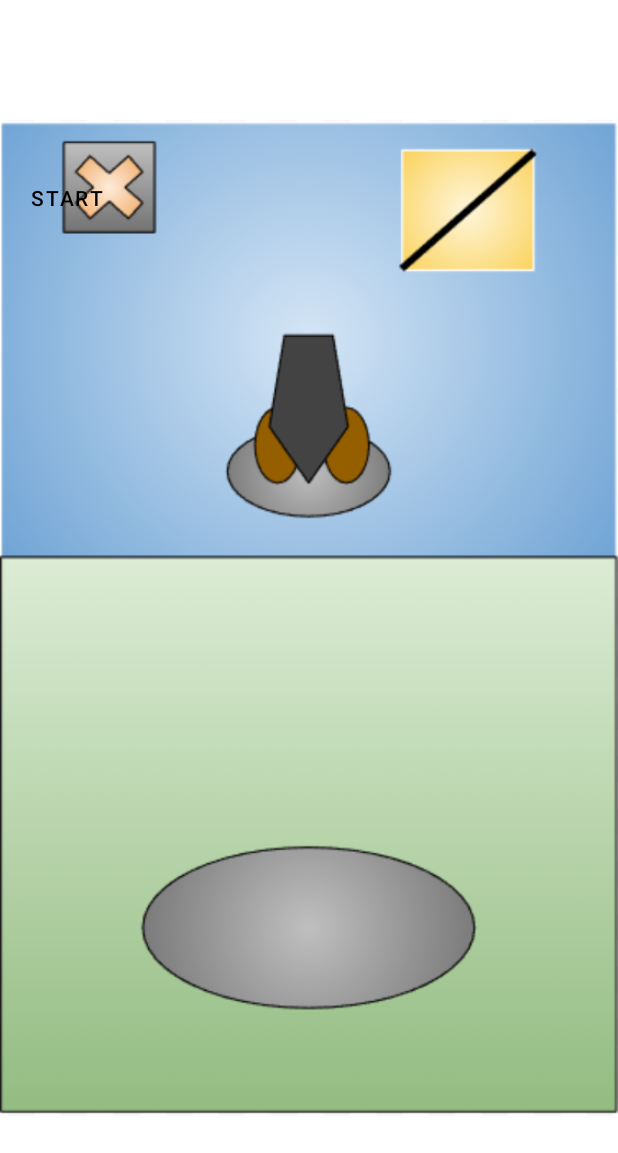
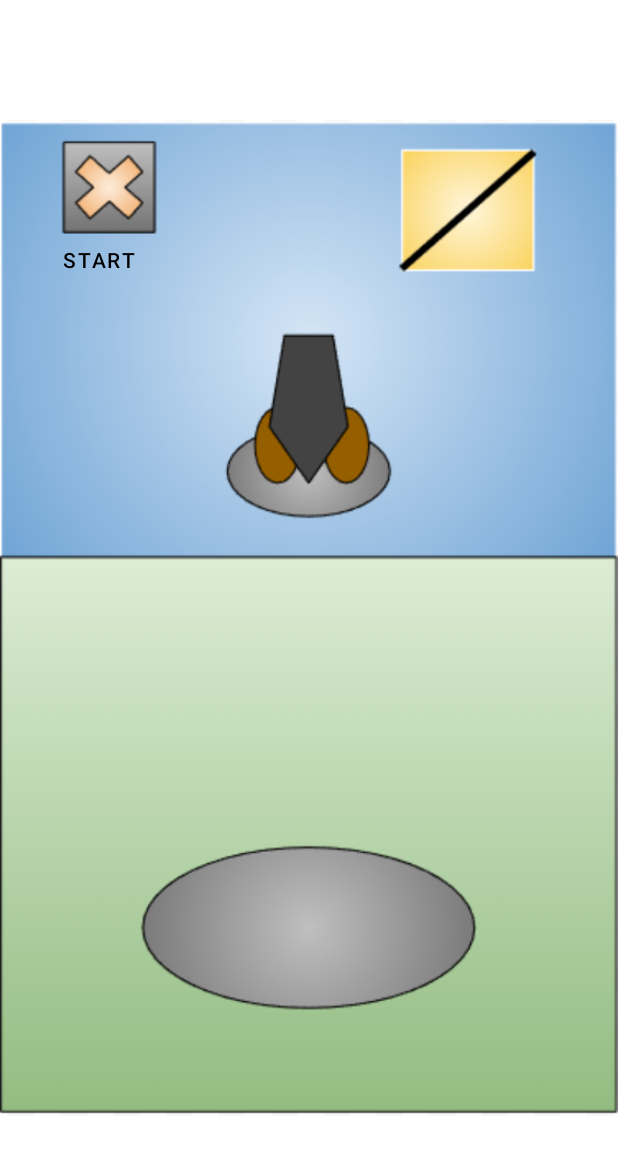
Before and after one commit to neureubd/EE408_Graduation, an Android app: the GameView screen opened directly, with no data from a screen before it, on a phone screen of 412 x 824 dp. Shown: the top 1153 px of the screen. Run offline under Robolectric (Android 15) with nearby library versions, the phone set to English and light mode, and no system bars.

Commit message:
fixed overlapping boxes

```diff
--- a/app/src/main/res/layout/activity_game_view.xml
+++ b/app/src/main/res/layout/activity_game_view.xml
@@ -10,8 +10,11 @@
         android:id="@+id/gameBack"
         android:layout_width="70dp"
         android:layout_height="68dp"
-        android:layout_marginTop="20dp"
+        android:layout_alignParentStart="true"
+        android:layout_alignParentTop="true"
+        android:layout_marginStart="36dp"
         android:layout_marginLeft="50dp"
+        android:layout_marginTop="45dp"
         android:background="#00FFFFFF"
         android:textSize="30sp"
         app:layout_constraintEnd_toEndOf="parent"
@@ -34,17 +37,21 @@
         android:id="@+id/square"
         android:layout_width="100dp"
         android:layout_height="100dp"
-        android:visibility="invisible"
         android:scaleX=".33"
         android:scaleY=".33"
+        android:visibility="invisible"
         app:srcCompat="@drawable/white_square_png_18" />
 
     <Button
         android:id="@+id/gameStart"
         android:layout_width="wrap_content"
         android:layout_height="wrap_content"
-        android:layout_below="@id/gameBack"
-        android:layout_marginTop="20dp"
+        android:layout_below="@+id/gameBack"
+        android:layout_alignEnd="@+id/gameBack"
+        android:layout_alignParentStart="true"
+        android:layout_marginStart="21dp"
+        android:layout_marginTop="36dp"
+        android:layout_marginEnd="-3dp"
         android:background="#00FFFFFF"
         android:text="Start"
         android:textColor="@color/black"
```
